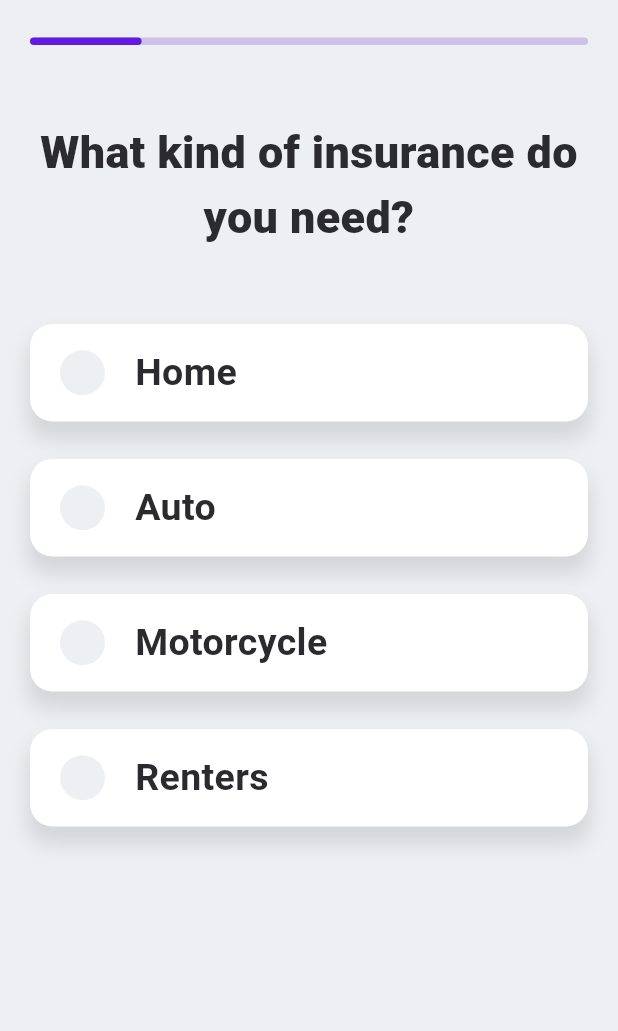
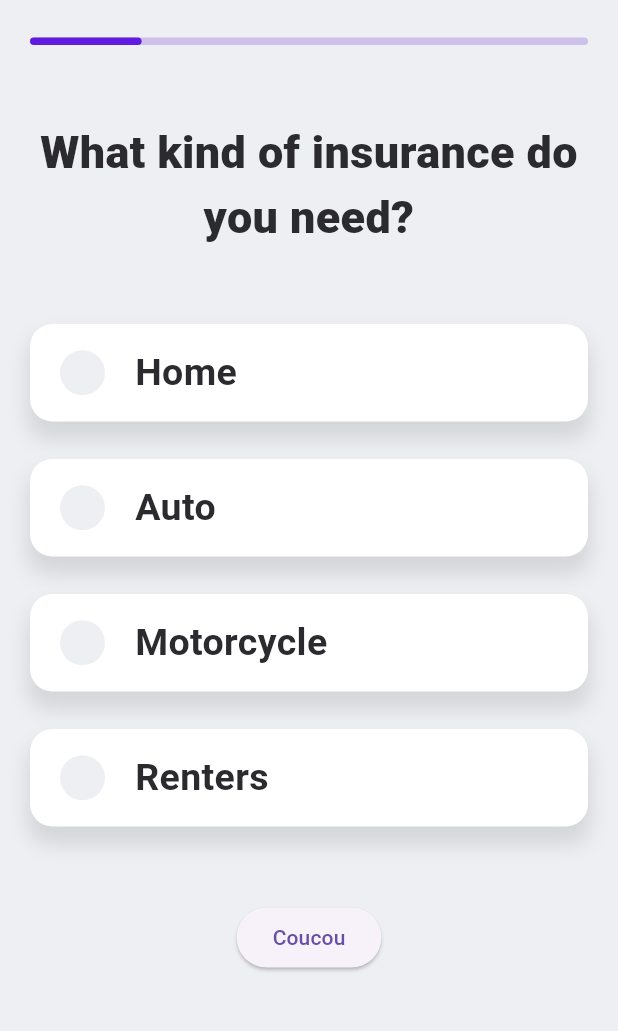
Before and after one commit to avainfo/M2IGrenoble_MultipleChoices, a Flutter app: the screen it shows after launch, on a phone screen of 412 x 824 dp, the part 81-1112 px from its top. Run offline on Flutter 3.47's test engine with Material 3 defaults, Android fonts, the phone set to English and light mode, and no system bars.

```diff
--- a/multiple_choices_app/lib/pages/home_page.dart
+++ b/multiple_choices_app/lib/pages/home_page.dart
@@ -1,5 +1,7 @@
 import 'package:flutter/material.dart';
 import 'package:multiple_choices_app/components/selectable_option.dart';
+import 'package:multiple_choices_app/pages/subpages/first_subpage.dart';
+import 'package:multiple_choices_app/pages/subpages/second_subpage.dart';
 
 class HomePage extends StatefulWidget {
   const HomePage({super.key});
@@ -10,6 +12,7 @@ class HomePage extends StatefulWidget {
 
 class _HomePageState extends State<HomePage> {
   var progression = 1;
+  Widget subpage = FirstSubpage();
 
   @override
   Widget build(BuildContext context) {
@@ -66,30 +69,12 @@ class _HomePageState extends State<HomePage> {
                   ],
                 ),
               ),
-              const Padding(
-                padding: EdgeInsets.symmetric(horizontal: 20, vertical: 50),
-                child: Column(
-                  children: [
-                    Text(
-                      "What kind of insurance do you need?",
-                      textAlign: TextAlign.center,
-                      style: TextStyle(
-                        color: Color(0xFF2B2B2F),
-                        fontSize: 30,
-                        fontWeight: FontWeight.w900,
-                      ),
-                    ),
-                    SizedBox(height: 50),
-                    SelectableOption("Home"),
-                    SizedBox(height: 25),
-                    SelectableOption("Auto"),
-                    SizedBox(height: 25),
-                    SelectableOption("Motorcycle"),
-                    SizedBox(height: 25),
-                    SelectableOption("Renters"),
-                  ],
-                ),
-              ),
+              subpage,
+              ElevatedButton(onPressed: () {
+                setState(() {
+                  subpage = SecondSubpage();
+                });
+              }, child: Text("Coucou"))
             ],
           ),
         ),
--- /dev/null
+++ b/multiple_choices_app/lib/pages/subpages/first_subpage.dart
@@ -0,0 +1,40 @@
+import 'package:flutter/material.dart';
+
+import '../../components/selectable_option.dart';
+
+class FirstSubpage extends StatefulWidget {
+  const FirstSubpage({super.key});
+
+  @override
+  State<FirstSubpage> createState() => _FirstSubpageState();
+}
+
+class _FirstSubpageState extends State<FirstSubpage> {
+  @override
+  Widget build(BuildContext context) {
+    return const Padding(
+      padding: EdgeInsets.symmetric(horizontal: 20, vertical: 50),
+      child: Column(
+        children: [
+          Text(
+            "What kind of insurance do you need?",
+            textAlign: TextAlign.center,
+            style: TextStyle(
+              color: Color(0xFF2B2B2F),
+              fontSize: 30,
+              fontWeight: FontWeight.w900,
+            ),
+          ),
+          SizedBox(height: 50),
+          SelectableOption("Home"),
+          SizedBox(height: 25),
+          SelectableOption("Auto"),
+          SizedBox(height: 25),
+          SelectableOption("Motorcycle"),
+          SizedBox(height: 25),
+          SelectableOption("Renters"),
+        ],
+      ),
+    );
+  }
+}
```
Also changed, not shown: multiple_choices_app/lib/pages/subpages/second_subpage.dart (added, +40 -0 lines).
